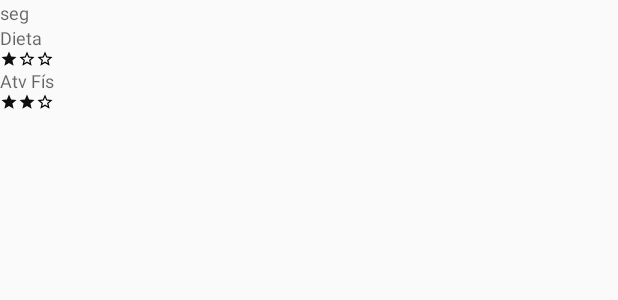
After one commit to ovictorpinto/udacity-capstone, an Android app: the layout ly_item_resumo_dia_widget.xml on its own in the app's theme, with its tools: preview values and no code run, on a phone screen of 412 x 824 dp. The commit adds this screen. Shown: the top 300 px of the screen. Run offline under Robolectric (Android 15) with nearby library versions, the phone set to English and light mode, and no system bars.

Commit message:
Funcionalidade de compartilhar o mês. FCM. Widget.

```diff
--- a/BTFit/app/build.gradle
+++ b/BTFit/app/build.gradle
@@ -25,11 +25,15 @@ dependencies {
         exclude group: 'com.android.support', module: 'support-annotations'
     })
     compile 'com.android.support:appcompat-v7:25.3.1'
-    compile "com.android.support:recyclerview-v7:25.3.1"
+    compile 'com.android.support:recyclerview-v7:25.3.1'
     compile 'com.android.support:cardview-v7:25.3.1'
     compile 'com.android.support:design:25.3.1'
+    compile 'com.google.firebase:firebase-messaging:10.0.1'
     compile 'com.jakewharton:butterknife:8.5.1'
     compile 'com.google.guava:guava:20.0'
     testCompile 'junit:junit:4.12'
     annotationProcessor 'com.jakewharton:butterknife-compiler:8.5.1'
 }
+
+
+apply plugin: 'com.google.gms.google-services'
--- a/BTFit/app/src/main/java/br/com/r29tecnologia/btpress/btfit/ui/DiaView.java
+++ b/BTFit/app/src/main/java/br/com/r29tecnologia/btpress/btfit/ui/DiaView.java
@@ -23,7 +23,7 @@ import butterknife.ButterKnife;
 public class DiaView {
 
     private final static SimpleDateFormat DATE_FORMAT = new SimpleDateFormat("dd/MM", Locale.getDefault());
-    private final static SimpleDateFormat WEEK_FORMAT = new SimpleDateFormat("EEE", Locale.getDefault());
+    public final static SimpleDateFormat WEEK_FORMAT = new SimpleDateFormat("EEE", Locale.getDefault());
     private final View mainView;
     private Context context;
     private Dia dia;
--- a/BTFit/app/src/main/res/layout/ly_item_resumo_dia.xml
+++ b/BTFit/app/src/main/res/layout/ly_item_resumo_dia.xml
@@ -7,6 +7,7 @@
     android:gravity="center_horizontal"
     android:layout_height="wrap_content"
     android:orientation="vertical">
+
     <LinearLayout
         android:id="@+id/clickable"
         android:layout_width="match_parent"
--- /dev/null
+++ b/BTFit/app/src/main/res/layout/ly_item_resumo_dia_widget.xml
@@ -0,0 +1,68 @@
+<?xml version="1.0" encoding="utf-8"?>
+<LinearLayout
+    android:id="@+id/mainview"
+    xmlns:android="http://schemas.android.com/apk/res/android"
+    xmlns:tools="http://schemas.android.com/tools"
+    android:layout_width="wrap_content"
+    android:layout_height="wrap_content"
+    android:gravity="center_horizontal"
+    android:paddingRight="2dp"
+    android:orientation="vertical">
+
+    <TextView
+        android:id="@+id/textview_week"
+        style="@style/TextAppearance.AppCompat.Caption"
+        android:layout_width="match_parent"
+        android:layout_height="wrap_content"
+        tools:text="seg"/>
+
+    <TextView
+        style="@style/TextAppearance.AppCompat.Caption"
+        android:layout_width="match_parent"
+        android:layout_height="wrap_content"
+        android:text="@string/dieta"/>
+
+    <LinearLayout
+        android:layout_width="match_parent"
+        android:layout_height="wrap_content">
+        <ImageView
+            android:layout_width="wrap_content"
+            android:layout_height="wrap_content"
+            android:src="@drawable/ic_star_filled"/>
+        <ImageView
+            android:id="@+id/image_dieta_2"
+            android:layout_width="wrap_content"
+            android:layout_height="wrap_content"
+            android:src="@drawable/ic_star_border"/>
+        <ImageView
+            android:id="@+id/image_dieta_3"
+            android:layout_width="wrap_content"
+            android:layout_height="wrap_content"
+            android:src="@drawable/ic_star_border"/>
+    </LinearLayout>
+
+    <TextView
+        style="@style/TextAppearance.AppCompat.Caption"
+        android:layout_width="match_parent"
+        android:layout_height="wrap_content"
+        android:text="@string/atv_fis"/>
+    <LinearLayout
+        android:layout_width="match_parent"
+        android:layout_height="wrap_content">
+        <ImageView
+            android:layout_width="wrap_content"
+            android:layout_height="wrap_content"
+            android:src="@drawable/ic_star_filled"/>
+        <ImageView
+            android:id="@+id/image_atv_2"
+            android:layout_width="wrap_content"
+            android:layout_height="wrap_content"
+            android:src="@drawable/ic_star_filled"/>
+        <ImageView
+            android:id="@+id/image_atv_3"
+            android:layout_width="wrap_content"
+            android:layout_height="wrap_content"
+            android:src="@drawable/ic_star_border"/>
+    </LinearLayout>
+
+</LinearLayout>
--- a/BTFit/app/src/main/res/values/dimens.xml
+++ b/BTFit/app/src/main/res/values/dimens.xml
@@ -2,4 +2,10 @@
     <dimen name="fab_margin">16dp</dimen>
     <dimen name="padding_mini">4dp</dimen>
     <dimen name="padding_default">16dp</dimen>
+
+    <!--
+Refer to App Widget Documentation for margin information
+http://developer.android.com/guide/topics/appwidgets/index.html#CreatingLayout
+    -->
+    <dimen name="widget_margin">0dp</dimen>
 </resources>
--- a/BTFit/app/src/main/res/values/strings.xml
+++ b/BTFit/app/src/main/res/values/strings.xml
@@ -14,4 +14,10 @@
     <string name="titulo_dialogo_mes">Selecione o mês</string>
     <string name="compartilhar">Compartilhar</string>
     <string name="gerando_relatorio_">Gerando relatório…</string>
+    <string name="relatorio">Relatório</string>
+
+    <string name="mes_vazio">Você não preencheu nenhum dia no mês.</string>
+    <string name="share_dia">%1$s:\nNível dieta: %2$d\nNível ativ. física: %3$d\nObservação: %4$s</string>
+    <string name="appwidget_text">EXAMPLE</string>
+    <string name="add_widget">Add widget</string>
 </resources>
--- a/BTFit/build.gradle
+++ b/BTFit/build.gradle
@@ -9,6 +9,7 @@ buildscript {
 
         // NOTE: Do not place your application dependencies here; they belong
         // in the individual module build.gradle files
+        classpath 'com.google.gms:google-services:3.0.0'
     }
 }
 
```
Also changed, not shown: BTFit/app/src/main/AndroidManifest.xml (+20 -0 lines), BTFit/app/src/main/java/br/com/r29tecnologia/btpress/btfit/BTFitAppWidget.java (added, +81 -0 lines), BTFit/app/src/main/java/br/com/r29tecnologia/btpress/btfit/MesActivity.java (+22 -2 lines), BTFit/app/src/main/java/br/com/r29tecnologia/btpress/btfit/fcm/MyFirebaseInstanceIDService.java (added, +23 -0 lines), BTFit/app/src/main/java/br/com/r29tecnologia/btpress/btfit/fcm/MyFirebaseMessagingService.java (added, +64 -0 lines), BTFit/app/src/main/res/layout/btfit_app_widget.xml (added, +8 -0 lines), BTFit/app/src/main/res/xml/btfit_app_widget_info.xml (added, +11 -0 lines), BTFit/app/src/main/res/drawable-hdpi/ic_stat_notification.png (added), BTFit/app/src/main/res/drawable-mdpi/ic_stat_notification.png (added), BTFit/app/src/main/res/drawable-nodpi/btfit_widget_preview.png (added), BTFit/app/src/main/res/drawable-xhdpi/ic_stat_notification.png (added), BTFit/app/src/main/res/drawable-xxhdpi/ic_stat_notification.png (added), 1 other file.
